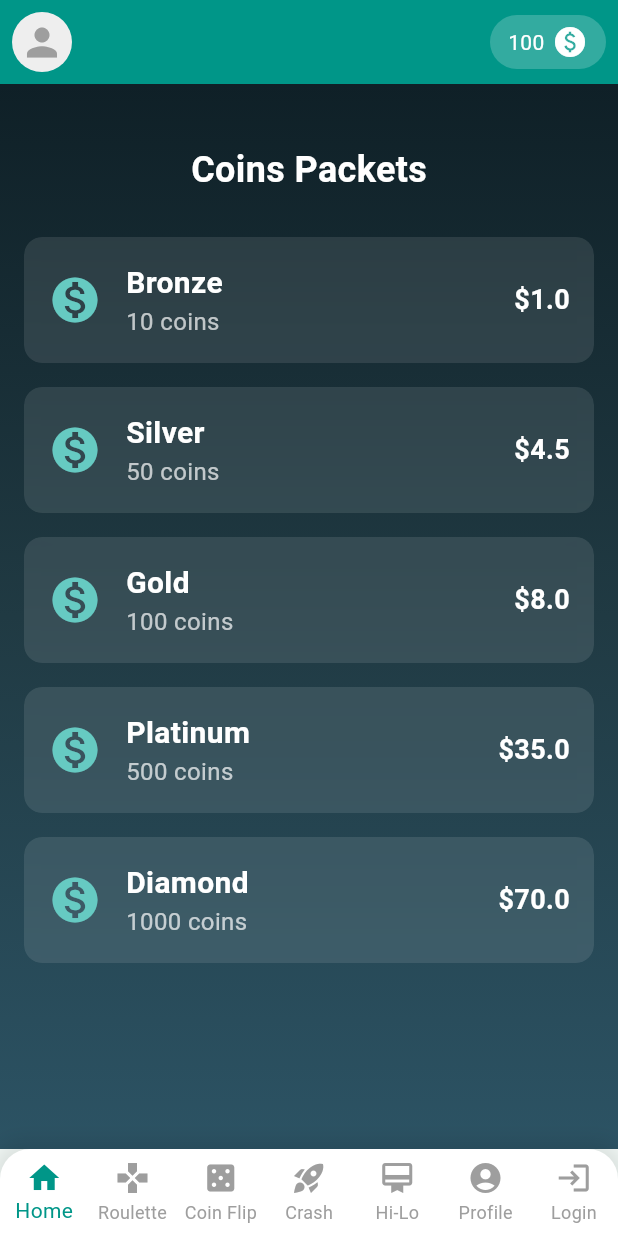
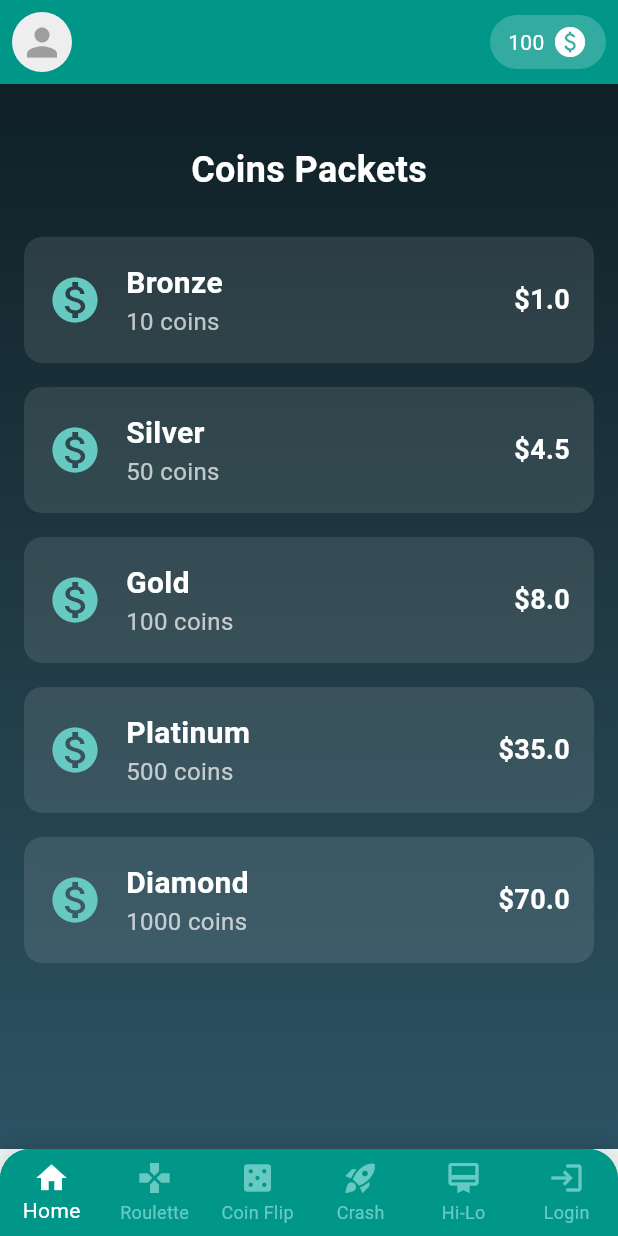
Before and after one commit to xedom/hsma_cpd_project, a Flutter app: the screen it shows after launch, after a tap on "100", on a phone screen of 412 x 824 dp. Run offline on Flutter 3.47's test engine with Material 3 defaults, Android fonts, the phone set to English and light mode, and no system bars; our stand-ins replace fl_chart, go_router; network calls fail.

Commit message:
update auth logic

```diff
--- a/lib/main.dart
+++ b/lib/main.dart
@@ -1,5 +1,6 @@
 import 'package:flutter/material.dart';
 import 'package:go_router/go_router.dart';
+import 'package:provider/provider.dart';
 import 'package:hsma_cpd_project/screens/game_coinflip.dart';
 import 'package:hsma_cpd_project/screens/coins.dart';
 import 'package:hsma_cpd_project/screens/game_crash.dart';
@@ -9,13 +10,48 @@ import 'package:hsma_cpd_project/screens/home.dart';
 import 'package:hsma_cpd_project/screens/login.dart';
 import 'package:hsma_cpd_project/screens/profile.dart';
 import 'package:hsma_cpd_project/widgets/app_shell.dart';
+import 'package:hsma_cpd_project/providers/auth.dart';
 import 'package:hsma_cpd_project/constants.dart';
 
 void main() {
-  runApp(const MyApp());
+  runApp(
+    MultiProvider(
+      providers: [
+        ChangeNotifierProvider(create: (_) => AuthProvider()),
+      ],
+      child: const MyApp(),
+    ),
+  );
 }
 
-final router = GoRouter(
+class MyApp extends StatelessWidget {
+  const MyApp({super.key});
+
+  @override
+  Widget build(BuildContext context) {
+    return Container(
+      decoration: const BoxDecoration(
+        gradient: LinearGradient(
+          begin: Alignment.topCenter,
+          end: Alignment.bottomCenter,
+          colors: [Color(0xFF0F2027), Color(0xFF203A43), Color(0xFF2C5364)],
+        ),
+      ),
+      child: MaterialApp.router(
+        routerConfig: _router,
+        title: 'CPD App',
+        theme: ThemeData(
+          primaryColor: AppColors.primary,
+          colorScheme: ColorScheme.fromSeed(seedColor: AppColors.primary),
+          useMaterial3: true,
+        ),
+        debugShowCheckedModeBanner: false,
+      ),
+    );
+  }
+}
+
+final GoRouter _router = GoRouter(
   initialLocation: '/home',
   routes: [
     ShellRoute(
@@ -49,9 +85,9 @@ final router = GoRouter(
           builder: (context, state) => const GameHiLoPage(),
         ),
         GoRoute(
-          name: 'profile',
-          path: '/profile',
-          builder: (context, state) => const ProfilePage(),
+          name: 'coins',
+          path: '/coins',
+          builder: (context, state) => const CoinsPage(),
         ),
         GoRoute(
           name: 'login',
@@ -59,38 +95,11 @@ final router = GoRouter(
           builder: (context, state) => const LoginScreen(),
         ),
         GoRoute(
-          name: 'coins',
-          path: '/coins',
-          builder: (context, state) => const CoinsPage(),
-        )
+          name: 'profile',
+          path: '/profile',
+          builder: (context, state) => const ProfilePage(),
+        ),
       ],
     ),
   ],
 );
-
-class MyApp extends StatelessWidget {
-  const MyApp({super.key});
-
-  @override
-  Widget build(BuildContext context) {
-    return Container(
-      decoration: const BoxDecoration(
-        gradient: LinearGradient(
-          begin: Alignment.topCenter,
-          end: Alignment.bottomCenter,
-          colors: [Color(0xFF0F2027), Color(0xFF203A43), Color(0xFF2C5364)],
-        ),
-      ),
-      child: MaterialApp.router(
-        routerConfig: router,
-        title: 'CPD App',
-        theme: ThemeData(
-          primaryColor: AppColors.primary,
-          colorScheme: ColorScheme.fromSeed(seedColor: AppColors.primary),
-          useMaterial3: true,
-        ),
-        debugShowCheckedModeBanner: false,
-      ),
-    );
-  }
-}
--- a/lib/providers/auth.dart
+++ b/lib/providers/auth.dart
@@ -1,18 +1,18 @@
 import 'package:flutter/material.dart';
 
-class AuthProvider with ChangeNotifier {
-  bool _isAuthenticated = false;
-  bool get isAuthenticated => _isAuthenticated;
+class AuthProvider extends ChangeNotifier {
+  bool _isLoggedIn = false;
 
-  void login(String email, String password) {
-    if (email == "pedro" && password == "1234") {
-      _isAuthenticated = true;
-      notifyListeners();
-    }
+  bool get isLoggedIn => _isLoggedIn;
+
+  void login(String username, String password) {
+    // Add your authentication logic here
+    _isLoggedIn = true;
+    notifyListeners();
   }
 
   void logout() {
-    _isAuthenticated = false;
+    _isLoggedIn = false;
     notifyListeners();
   }
 }
--- a/lib/widgets/app_shell.dart
+++ b/lib/widgets/app_shell.dart
@@ -1,6 +1,8 @@
 import 'package:flutter/material.dart';
 import 'package:go_router/go_router.dart';
+import 'package:provider/provider.dart';
 import 'package:hsma_cpd_project/widgets/avatar.dart';
+import 'package:hsma_cpd_project/providers/auth.dart';
 import '../constants.dart';
 
 class BottomNavBarShell extends StatefulWidget {
@@ -13,17 +15,8 @@ class BottomNavBarShell extends StatefulWidget {
 }
 
 class BottomNavBarShellState extends State<BottomNavBarShell> {
-  static List<Map<String, dynamic>> pages = [
-    {'name': 'Home', 'path': '/home', 'icon': Icons.home},
-    {'name': 'Roulette', 'path': '/roulette', 'icon': Icons.games},
-    {'name': 'Coin Flip', 'path': '/coin-flip', 'icon': Icons.casino},
-    {'name': 'Crash', 'path': '/crash', 'icon': Icons.rocket_launch},
-    {'name': 'Hi-Lo', 'path': '/hi-lo', 'icon': Icons.card_membership},
-    {'name': 'Profile', 'path': '/profile', 'icon': Icons.account_circle},
-    {'name': 'Login', 'path': '/login', 'icon': Icons.login},
-  ];
-
   int _selectedIndex = 0;
+  List<Map<String, dynamic>> pages = [];
 
   void _onItemTapped(int index) {
     setState(() {
@@ -35,6 +28,23 @@ class BottomNavBarShellState extends State<BottomNavBarShell> {
 
   @override
   Widget build(BuildContext context) {
+    final authProvider = Provider.of<AuthProvider>(context);
+
+    pages = [
+      {'name': 'Home', 'path': '/home', 'icon': Icons.home},
+      {'name': 'Roulette', 'path': '/roulette', 'icon': Icons.games},
+      {'name': 'Coin Flip', 'path': '/coin-flip', 'icon': Icons.casino},
+      {'name': 'Crash', 'path': '/crash', 'icon': Icons.rocket_launch},
+      {'name': 'Hi-Lo', 'path': '/hi-lo', 'icon': Icons.card_membership},
+      if (authProvider.isLoggedIn)
+        {'name': 'Profile', 'path': '/profile', 'icon': Icons.account_circle},
+      {
+        'name': authProvider.isLoggedIn ? 'Logout' : 'Login',
+        'path': authProvider.isLoggedIn ? '/logout' : '/login',
+        'icon': authProvider.isLoggedIn ? Icons.logout : Icons.login
+      },
+    ];
+
     return Scaffold(
       appBar: AppBar(
         backgroundColor: AppColors.primary,
@@ -76,7 +86,7 @@ class BottomNavBarShellState extends State<BottomNavBarShell> {
       body: widget.child,
       bottomNavigationBar: Container(
         decoration: BoxDecoration(
-          color: Colors.white,
+          color: AppColors.primary,
           borderRadius: const BorderRadius.only(
             topLeft: Radius.circular(20),
             topRight: Radius.circular(20),
@@ -96,6 +106,7 @@ class BottomNavBarShellState extends State<BottomNavBarShell> {
           ),
           child: BottomNavigationBar(
             type: BottomNavigationBarType.fixed,
+            backgroundColor: AppColors.primary,
             items: pages
                 .map(
                   (page) => BottomNavigationBarItem(
@@ -105,10 +116,18 @@ class BottomNavBarShellState extends State<BottomNavBarShell> {
                 )
                 .toList(),
             currentIndex: _selectedIndex,
-            selectedItemColor: AppColors.primary,
-            unselectedItemColor: AppColors.gray,
-            backgroundColor: Colors.transparent,
-            onTap: _onItemTapped,
+            selectedItemColor: Colors.white,
+            unselectedItemColor: AppColors.primaryLight,
+            onTap: (index) {
+              if (pages[index]['path'] == '/login' && authProvider.isLoggedIn) {
+                authProvider.logout();
+                GoRouter.of(context).go('/login');
+              } else if (pages[index]['path'] == '/profile' && !authProvider.isLoggedIn) {
+                GoRouter.of(context).go('/login');
+              } else {
+                _onItemTapped(index);
+              }
+            },
             elevation: 0,
           ),
         ),
```
